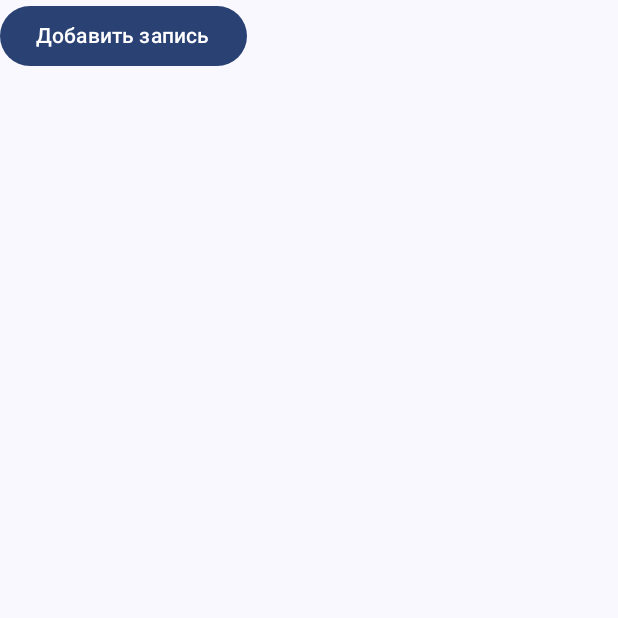
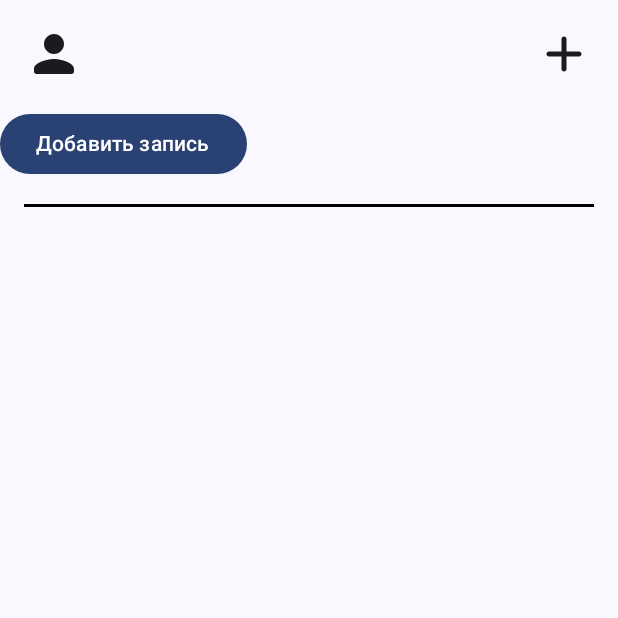
Before and after one commit to CEOmeleshenko/sugar-notes, an Android app built with Jetpack Compose: the screen it shows after launch (MainActivity), on a phone screen of 412 x 824 dp, the top half of it. Run offline under Robolectric (Android 15) with nearby library versions, the phone set to English and light mode, and no system bars; our stand-ins replace Room's generated code.

Commit message:
Обновление БД, созданы ресурсы строк

```diff
--- a/app/src/main/java/com/ceomeleshenko/sugarnotes/MainActivity.kt
+++ b/app/src/main/java/com/ceomeleshenko/sugarnotes/MainActivity.kt
@@ -4,17 +4,32 @@ import android.app.Application
 import android.os.Bundle
 import androidx.activity.ComponentActivity
 import androidx.activity.compose.setContent
+import androidx.compose.foundation.clickable
 import androidx.compose.foundation.layout.Column
+import androidx.compose.foundation.layout.Row
 import androidx.compose.foundation.layout.fillMaxSize
+import androidx.compose.foundation.layout.height
+import androidx.compose.foundation.layout.width
+import androidx.compose.material.icons.Icons
+import androidx.compose.material.icons.rounded.Add
+import androidx.compose.material.icons.rounded.Person
 import androidx.compose.material3.Button
+import androidx.compose.material3.Icon
 import androidx.compose.material3.MaterialTheme
 import androidx.compose.material3.Surface
 import androidx.compose.material3.Text
 import androidx.compose.runtime.Composable
 import androidx.compose.ui.Modifier
 import androidx.compose.ui.tooling.preview.Preview
+import androidx.compose.ui.unit.dp
 import androidx.lifecycle.viewmodel.compose.viewModel
+import androidx.navigation.compose.NavHost
+import androidx.navigation.compose.composable
+import androidx.navigation.compose.rememberNavController
 import com.ceomeleshenko.sugarnotes.data.entity.Note
+import com.ceomeleshenko.sugarnotes.ui.AddNoteScreen
+import com.ceomeleshenko.sugarnotes.ui.HomeScreen
+import com.ceomeleshenko.sugarnotes.ui.ProfileScreen
 import com.ceomeleshenko.sugarnotes.ui.note.NoteViewModel
 import com.ceomeleshenko.sugarnotes.ui.note.NotesScreen
 import com.ceomeleshenko.sugarnotes.ui.theme.SugarNotesAppTheme
@@ -33,13 +48,23 @@ class MainActivity : ComponentActivity() {
                     modifier = Modifier.fillMaxSize(),
                     color = MaterialTheme.colorScheme.background
                 ) {
+
+
+
                     Column {
-                        Button(onClick = {
-                            viewModel.insertNote(Note(glucose = 7, bread = 3, insulin = 4))
-                        }) {
-                            Text(text = "Добавить запись")
+                        val navController = rememberNavController()
+                        NavHost(navController = navController, startDestination = "Home") {
+                            composable("Home") {
+                                HomeScreen(viewModel, navController)
+                            }
+                            composable("AddNote") {
+                                AddNoteScreen(viewModel, navController)
+                            }
+                            composable("Profile") {
+                                ProfileScreen(navController)
+                            }
                         }
-                        NotesScreen(viewModel)
+
                     }
                 }
             }
--- a/app/src/main/java/com/ceomeleshenko/sugarnotes/data/AppDatabase.kt
+++ b/app/src/main/java/com/ceomeleshenko/sugarnotes/data/AppDatabase.kt
@@ -8,7 +8,7 @@ import androidx.room.TypeConverters
 import com.ceomeleshenko.sugarnotes.data.dao.NotesDao
 import com.ceomeleshenko.sugarnotes.data.entity.Note
 
-@Database(entities = [Note::class], exportSchema = false, version = 1)
+@Database(entities = [Note::class], exportSchema = false, version = 2)
 @TypeConverters(Convertors::class)
 abstract class AppDatabase : RoomDatabase() {
     abstract fun notesDao(): NotesDao
--- a/app/src/main/java/com/ceomeleshenko/sugarnotes/data/dao/NoteDao.kt
+++ b/app/src/main/java/com/ceomeleshenko/sugarnotes/data/dao/NoteDao.kt
@@ -20,9 +20,9 @@ interface NotesDao {
     @Delete
     suspend fun deleteNote(note: Note)
 
-    @Query("SELECT * FROM Note WHERE id = :id")
+    @Query("SELECT * FROM notes WHERE id = :id")
     suspend fun getNoteById(id: Int) : Note
 
-    @Query("SELECT * FROM Note")
+    @Query("SELECT * FROM notes")
     fun getAllNotes(): Flow<List<Note>>
 }
--- /dev/null
+++ b/app/src/main/java/com/ceomeleshenko/sugarnotes/ui/HomeScreen.kt
@@ -0,0 +1,76 @@
+package com.ceomeleshenko.sugarnotes.ui
+
+import androidx.compose.foundation.clickable
+import androidx.compose.foundation.layout.Column
+import androidx.compose.foundation.layout.height
+import androidx.compose.foundation.layout.*
+import androidx.compose.material.icons.Icons
+import androidx.compose.material.icons.rounded.Add
+import androidx.compose.material.icons.rounded.Person
+import androidx.compose.material3.Button
+import androidx.compose.material3.Divider
+import androidx.compose.material3.Icon
+import androidx.compose.material3.Text
+import androidx.compose.runtime.Composable
+import androidx.compose.ui.Alignment
+import androidx.compose.ui.Modifier
+import androidx.compose.ui.graphics.Color
+import androidx.compose.ui.tooling.preview.Preview
+import androidx.compose.ui.unit.dp
+import androidx.navigation.NavController
+import androidx.navigation.NavHostController
+import com.ceomeleshenko.sugarnotes.data.entity.Note
+import com.ceomeleshenko.sugarnotes.ui.note.NoteViewModel
+import com.ceomeleshenko.sugarnotes.ui.note.NotesScreen
+
+@Composable
+fun HomeScreen(
+    viewModel: NoteViewModel,
+    navController: NavController
+) {
+    Column {
+        Row(
+            modifier = Modifier
+                .fillMaxWidth()
+                .padding(16.dp),
+            horizontalArrangement = Arrangement.SpaceBetween
+        ) {
+            Icon(
+                imageVector = Icons.Rounded.Person,
+                contentDescription = "Profile",
+                Modifier
+                    .width(40.dp)
+                    .height(40.dp)
+                    .clickable {
+                        navController.navigate("Profile")
+                    }
+            )
+            Icon(
+                imageVector = Icons.Rounded.Add,
+                contentDescription = "Profile",
+                Modifier
+                    .width(40.dp)
+                    .height(40.dp)
+                    .clickable {
+                        navController.navigate("AddNote")
+                    }
+            )
+
+        }
+
+        Button(onClick = {
+            viewModel.insertNote(Note(glucose = 7, bread = 3, insulin = 4, ))
+        }) {
+            Text(text = "Добавить запись")
+        }
+
+        Divider(
+            modifier = Modifier
+                .padding(horizontal = 16.dp, vertical = 16.dp)
+                .height(2.dp),
+            color = Color.Black
+        )
+
+        NotesScreen(viewModel)
+    }
+}
--- a/app/src/main/java/com/ceomeleshenko/sugarnotes/ui/note/NoteViewModel.kt
+++ b/app/src/main/java/com/ceomeleshenko/sugarnotes/ui/note/NoteViewModel.kt
@@ -6,6 +6,8 @@ import androidx.lifecycle.AndroidViewModel
 import androidx.lifecycle.ViewModel
 import androidx.lifecycle.viewModelScope
 import androidx.room.Room
+import androidx.room.migration.Migration
+import androidx.sqlite.db.SupportSQLiteDatabase
 import com.ceomeleshenko.sugarnotes.data.AppDatabase
 import com.ceomeleshenko.sugarnotes.data.entity.Note
 import kotlinx.coroutines.launch
@@ -15,7 +17,7 @@ class NoteViewModel(application: Application) : AndroidViewModel(application) {
         application.applicationContext,
         AppDatabase::class.java,
         "notes_database"
-    ).build()
+    ).fallbackToDestructiveMigration().build()
 
     val notes = database.notesDao().getAllNotes()
 
--- a/build.gradle.kts
+++ b/build.gradle.kts
@@ -1,6 +1,6 @@
 // Top-level build file where you can add configuration options common to all sub-projects/modules.
 plugins {
-    id("com.android.application") version "8.2.2" apply false
+    id("com.android.application") version "8.3.1" apply false
     id("org.jetbrains.kotlin.android") version "1.9.0" apply false
     id("com.google.devtools.ksp") version "1.9.0-1.0.13" apply false
 }
```
Also changed, not shown: app/src/main/java/com/ceomeleshenko/sugarnotes/data/entity/InsulinTypes.kt (added, +7 -0 lines), app/src/main/java/com/ceomeleshenko/sugarnotes/data/entity/Note.kt (+4 -3 lines), app/src/main/java/com/ceomeleshenko/sugarnotes/ui/AddNoteScreen.kt (added, +71 -0 lines), app/src/main/java/com/ceomeleshenko/sugarnotes/ui/ProfileScreen.kt (added, +45 -0 lines), app/src/main/java/com/ceomeleshenko/sugarnotes/ui/note/NotesScreen.kt (+4 -4 lines), app/src/main/res/values/strings.xml (+8 -0 lines), gradle/wrapper/gradle-wrapper.properties, 1 other file.
